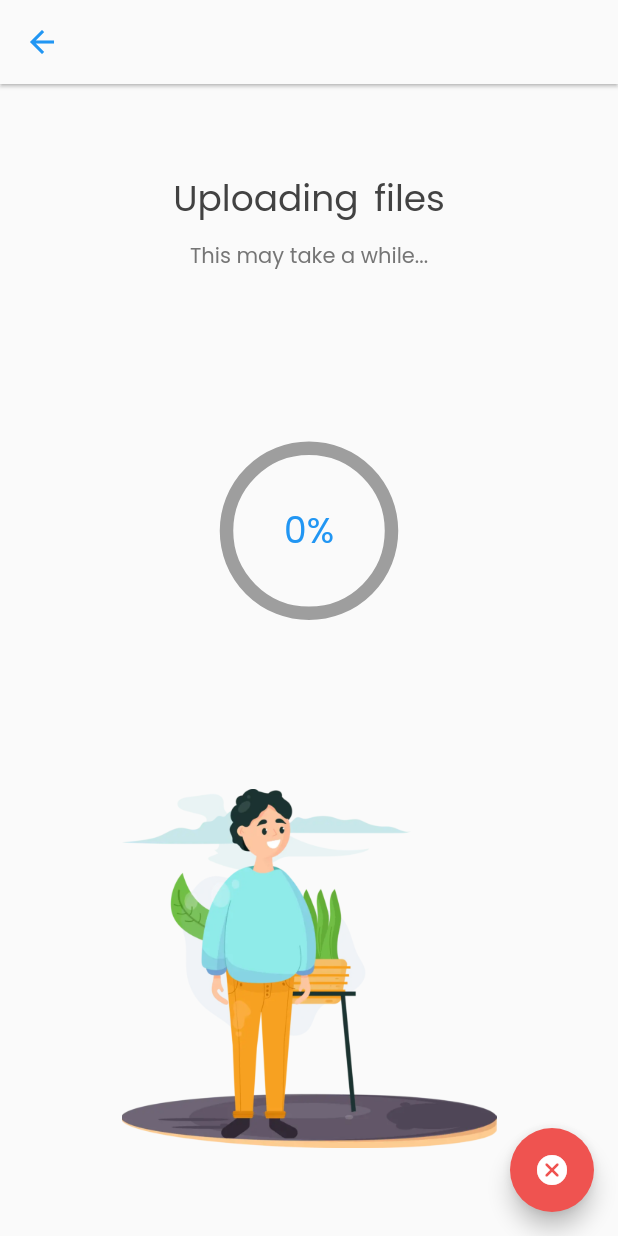
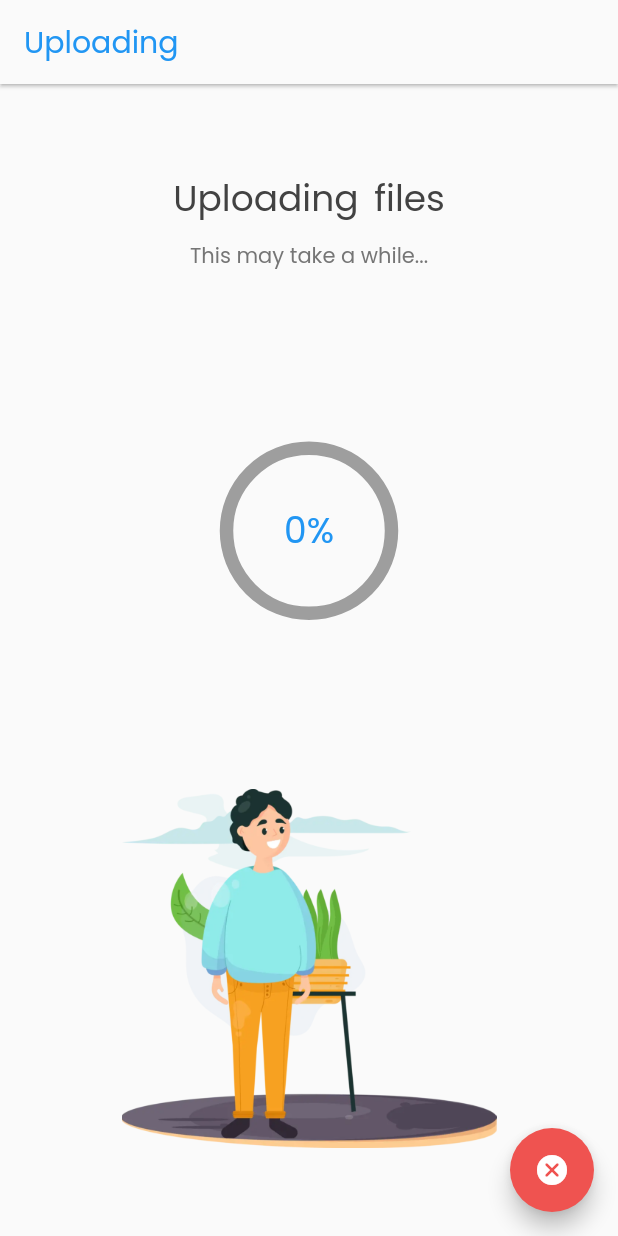
Before and after one commit to lastradev/voidshare, a Flutter app: the UploadingScreen screen opened by its route, on a phone screen of 412 x 824 dp. Run offline on Flutter 3.47's test engine with Material 2 defaults, Android fonts, the phone set to English and light mode, and no system bars; drawn by our look-alikes of dotted_border; our stand-ins replace file_picker, hive, hive_flutter, loading_indicator, page_transition, share_plus; accounts and stored records are empty.

Commit message:
Fix bug to avoid screen popping on file upload

```diff
--- a/lib/screens/uploading_screen.dart
+++ b/lib/screens/uploading_screen.dart
@@ -1,6 +1,8 @@
 import 'package:flutter/material.dart';
 import 'package:provider/provider.dart';
+
 import '../providers/file_uploader.dart';
+import '../widgets/custom_snack_bars.dart';
 
 /// File uploading screen.
 class UploadingScreen extends StatelessWidget {
@@ -10,13 +12,20 @@ class UploadingScreen extends StatelessWidget {
   @override
   Widget build(BuildContext context) {
     final fileUploader = Provider.of<FileUploader>(context);
+    bool uploadAborted = fileUploader.uploadAborted;
 
-    return Scaffold(
+    return WillPopScope(
+      onWillPop: () async {
+        CustomSnackBars.showCustomSnackBar(
+          context,
+          'You must either abort the upload or wait for it to finish.',
+        );
+        return false;
+      },
+      child: Scaffold(
         appBar: AppBar(
-        leading: IconButton(
-          icon: const Icon(Icons.arrow_back),
-          onPressed: fileUploader.abortUpload,
-        ),
+          title: const Text('Uploading'),
+          automaticallyImplyLeading: false,
         ),
         floatingActionButton: FloatingActionButton(
           onPressed: fileUploader.abortUpload,
@@ -43,7 +52,7 @@ class UploadingScreen extends StatelessWidget {
                   Stack(
                     alignment: Alignment.center,
                     children: [
-                    fileUploader.uploadAborted
+                      uploadAborted
                           ? Column(
                               children: [
                                 Icon(
@@ -71,7 +80,9 @@ class UploadingScreen extends StatelessWidget {
                           value: fileUploader.uploadPercentage / 100,
                           backgroundColor: Colors.grey,
                           strokeWidth: 9,
-                        color: Colors.lightBlue,
+                          color: uploadAborted
+                              ? Colors.red.shade400
+                              : Colors.lightBlue,
                         ),
                       ),
                     ],
@@ -82,6 +93,7 @@ class UploadingScreen extends StatelessWidget {
             ],
           ),
         ),
+      ),
     );
   }
 }
```
Lines whose indentation alone changed are shown as unchanged.
